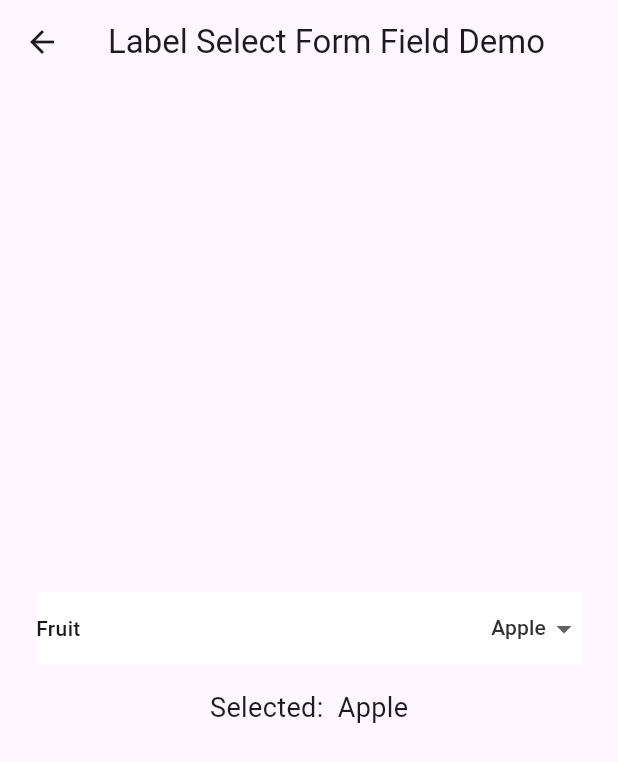
After one commit to CastorUI/castor-flutter, a Flutter app: the screen it shows after launch, after a tap on "Label Select Form Field", on a phone screen of 412 x 824 dp. The commit adds this screen. Shown: the top 762 px of the screen. Run offline on Flutter 3.47's test engine with Material 3 defaults, Android fonts, the phone set to English and light mode, and no system bars; our stand-ins replace dio, flutter_image_compress, image_picker, photo_view, toastification; missing offline and left inert: photo_manager; key blocks and very long unbroken strings in the code were emptied for the run.

Commit message:
表单-下拉框-增加测试用例&示例应用&文档完善

```diff
--- /dev/null
+++ b/example/lib/pages/ui/label_select_form_field_demo_page.dart
@@ -0,0 +1,43 @@
+import 'package:flutter/material.dart';
+import 'package:castor_flutter/ui/form/label_select_form_field.dart';
+
+class LabelSelectFormFieldDemoPage extends StatefulWidget {
+  const LabelSelectFormFieldDemoPage({super.key});
+
+  @override
+  State<LabelSelectFormFieldDemoPage> createState() => _LabelSelectFormFieldDemoPageState();
+}
+
+class _LabelSelectFormFieldDemoPageState extends State<LabelSelectFormFieldDemoPage> {
+  int? _selected = 1;
+  final Map<int, String> _options = {1: 'Apple', 2: 'Banana', 3: 'Orange'};
+
+  @override
+  Widget build(BuildContext context) {
+    return Scaffold(
+      appBar: AppBar(title: const Text('Label Select Form Field Demo')),
+      body: Center(
+        child: Padding(
+          padding: const EdgeInsets.all(24.0),
+          child: Column(
+            mainAxisAlignment: MainAxisAlignment.center,
+            children: [
+              LabelSelectFormField(
+                label: 'Fruit',
+                initialValue: _selected,
+                options: _options,
+                saveHandler: (val) {
+                  setState(() {
+                    _selected = val as int?;
+                  });
+                },
+              ),
+              const SizedBox(height: 16),
+              Text('Selected:  ${_options[_selected] ?? ''}', style: const TextStyle(fontSize: 18)),
+            ],
+          ),
+        ),
+      ),
+    );
+  }
+}
--- a/example/lib/pages/ui/ui_index_page.dart
+++ b/example/lib/pages/ui/ui_index_page.dart
@@ -2,6 +2,7 @@ import 'package:flutter/material.dart';
 import 'button_demo_page.dart';
 import 'input_demo_page.dart';
 import 'label_input_form_field_demo_page.dart';
+import 'label_select_form_field_demo_page.dart';
 
 class UIIndexPage extends StatelessWidget {
   const UIIndexPage({super.key});
@@ -37,6 +38,15 @@ class UIIndexPage extends StatelessWidget {
             );
           },
         ),
+        ListTile(
+          leading: const Icon(Icons.list),
+          title: const Text('Label Select Form Field'),
+          onTap: () {
+            Navigator.of(context).push(
+              MaterialPageRoute(builder: (_) => const LabelSelectFormFieldDemoPage()),
+            );
+          },
+        ),
         // 可继续添加更多组件入口
       ],
     );
```
Also changed, not shown: 2 other files.
